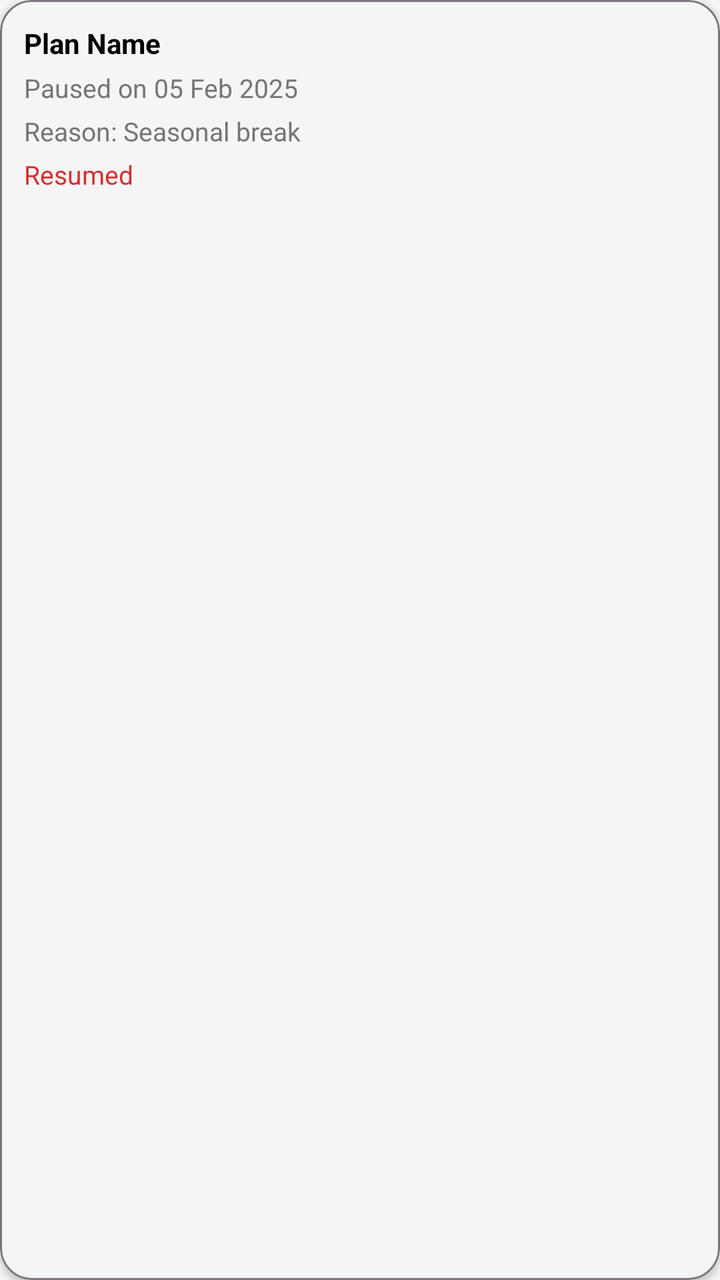
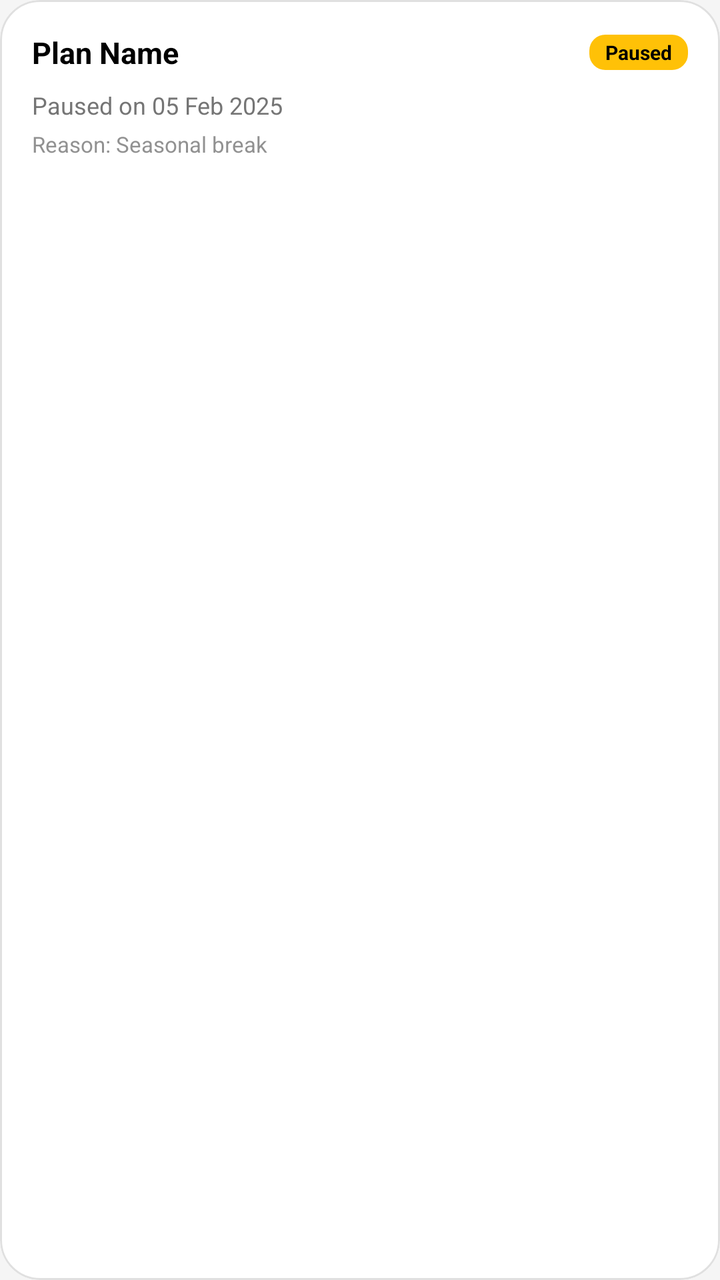

Screens rendered from an Android XML layout before and after an edit, with the pre-edit source and the edit as a unified diff.
<!-- AndroidManifest.xml: application theme Theme.SVDAgency -->
<!-- res/layout/user_subscription_pause_item.xml -->
<?xml version="1.0" encoding="utf-8"?>
<com.google.android.material.card.MaterialCardView xmlns:android="http://schemas.android.com/apk/res/android"
    xmlns:app="http://schemas.android.com/apk/res-auto"
    android:layout_width="match_parent"
    android:layout_height="wrap_content"
    android:layout_marginBottom="@dimen/spacing_small"
    app:cardElevation="2dp"
    app:cardCornerRadius="16dp"
    app:strokeColor="?attr/colorOutline"
    app:strokeWidth="1dp"
    app:cardBackgroundColor="?attr/colorSurfaceVariant">

    <LinearLayout
        android:layout_width="match_parent"
        android:layout_height="wrap_content"
        android:orientation="vertical"
        android:padding="@dimen/spacing_medium">

        <TextView
            android:id="@+id/tvPausePlan"
            android:layout_width="wrap_content"
            android:layout_height="wrap_content"
            android:text="Plan Name"
            android:textColor="?attr/colorOnSurface"
            android:textStyle="bold"
            android:textSize="@dimen/text_size_medium" />

        <TextView
            android:id="@+id/tvPauseDates"
            android:layout_width="wrap_content"
            android:layout_height="wrap_content"
            android:text="Paused on 05 Feb 2025"
            android:textColor="?attr/colorOnSurfaceVariant"
            android:textSize="@dimen/text_size_small"
            android:layout_marginTop="@dimen/spacing_tiny" />

        <TextView
            android:id="@+id/tvPauseReason"
            android:layout_width="match_parent"
            android:layout_height="wrap_content"
            android:text="Reason: Seasonal break"
            android:textColor="?attr/colorOnSurfaceVariant"
            android:textSize="@dimen/text_size_small"
            android:layout_marginTop="@dimen/spacing_tiny" />

        <TextView
            android:id="@+id/tvPauseStatus"
            android:layout_width="wrap_content"
            android:layout_height="wrap_content"
            android:text="Resumed"
            android:textColor="?attr/colorPrimary"
            android:textSize="@dimen/text_size_small"
            android:layout_marginTop="@dimen/spacing_tiny" />

    </LinearLayout>
</com.google.android.material.card.MaterialCardView>
<!-- resources referenced by this layout -->
<resources>
  <dimen name="spacing_medium">12dp</dimen>
  <dimen name="spacing_small">8dp</dimen>
  <dimen name="spacing_tiny">4dp</dimen>
  <dimen name="text_size_medium">14sp</dimen>
  <dimen name="text_size_small">13sp</dimen>
  <style name="Theme.SVDAgency" parent="Theme.Material3.Light.NoActionBar">
          
          <item name="colorPrimary">@color/brand_red</item>
          <item name="colorOnPrimary">@color/white</item>
          <item name="colorPrimaryContainer">@color/brand_red_dark</item>
          <item name="colorOnPrimaryContainer">@color/white</item>
  
          
          <item name="colorSecondary">@color/colorAccent</item>
          <item name="colorOnSecondary">@color/white</item>
          <item name="colorSecondaryContainer">@color/white</item>
          <item name="colorOnSecondaryContainer">@color/black</item>
  
          <item name="colorSurface">@color/surface_background</item>
          <item name="colorOnSurface">@color/textColorPrimary</item>
          <item name="colorSurfaceVariant">@color/surface_variant</item>
          <item name="colorOnSurfaceVariant">@color/textColorSecondary</item>
          <item name="colorBackground">@color/window_background</item>
  
          <item name="colorSurfaceContainer">@color/surface_background</item>
          <item name="colorSurfaceContainerHigh">@color/surface_background</item>
          <item name="colorSurfaceContainerHighest">@color/surface_background</item>
          <item name="colorSurfaceContainerLow">@color/surface_background</item>
          <item name="colorSurfaceContainerLowest">@color/surface_background</item>
  
          
          <item name="android:statusBarColor">@color/brand_red</item>
          <item name="android:windowLightStatusBar" tools:targetApi="m">false</item>
  
          
          <item name="android:windowBackground">@color/window_background</item>
  
          
          <item name="materialCardViewStyle">@style/Widget.App.CardView</item>
  
          
          <item name="navigationViewStyle">@style/Widget.App.NavigationView</item>
  
          
          <item name="bottomNavigationStyle">@style/Widget.App.BottomNavigationView</item>
      </style>
  <color name="brand_red">#D32F2F</color>
  <color name="white">#FFFFFFFF</color>
  <color name="brand_red_dark">#B71C1C</color>
  <color name="colorAccent">#FF5252</color>
  <color name="black">#FF000000</color>
  <color name="surface_background">#FFFFFF</color>
  <color name="textColorPrimary">#000000</color>
  <color name="surface_variant">#F5F5F5</color>
  <color name="textColorSecondary">#757575</color>
  <color name="window_background">#F5F5F5</color>
  <style name="Widget.App.BottomNavigationView" parent="Widget.Material3.BottomNavigationView">
          <item name="backgroundTint">@color/surface_background</item>
          <item name="itemTextColor">@color/textColorSecondary</item>
          <item name="itemIconTint">@color/textColorSecondary</item>
      </style>
  <color name="card_background">#FFFFFF</color>
  <color name="card_stroke_color">#E0E0E0</color>
  <color name="drawer_background">#FFFFFF</color>
  <!-- unchanged entries left out for length: 2 -->
</resources>

<!-- the commit's change to res/layout/user_subscription_pause_item.xml (unified diff, before → after) -->
@@ -3,54 +3,68 @@
     xmlns:app="http://schemas.android.com/apk/res-auto"
     android:layout_width="match_parent"
     android:layout_height="wrap_content"
-    android:layout_marginBottom="@dimen/spacing_small"
-    app:cardElevation="2dp"
-    app:cardCornerRadius="16dp"
-    app:strokeColor="?attr/colorOutline"
-    app:strokeWidth="1dp"
-    app:cardBackgroundColor="?attr/colorSurfaceVariant">
+    android:layout_marginBottom="@dimen/spacing_medium"
+    app:cardBackgroundColor="@color/card_background"
+    app:cardCornerRadius="20dp"
+    app:cardElevation="0dp"
+    app:strokeColor="@color/card_stroke_color"
+    app:strokeWidth="1dp">
 
     <LinearLayout
         android:layout_width="match_parent"
         android:layout_height="wrap_content"
         android:orientation="vertical"
-        android:padding="@dimen/spacing_medium">
+        android:padding="@dimen/spacing_large">
 
-        <TextView
-            android:id="@+id/tvPausePlan"
-            android:layout_width="wrap_content"
+        <LinearLayout
+            android:layout_width="match_parent"
             android:layout_height="wrap_content"
-            android:text="Plan Name"
-            android:textColor="?attr/colorOnSurface"
-            android:textStyle="bold"
-            android:textSize="@dimen/text_size_medium" />
+            android:orientation="horizontal"
+            android:gravity="center_vertical">
+
+            <TextView
+                android:id="@+id/tvPausePlan"
+                android:layout_width="0dp"
+                android:layout_height="wrap_content"
+                android:layout_weight="1"
+                android:text="Plan Name"
+                android:textColor="@color/text_primary"
+                android:textStyle="bold"
+                android:textSize="@dimen/text_size_body" />
+
+            <TextView
+                android:id="@+id/tvPauseStatus"
+                android:layout_width="wrap_content"
+                android:layout_height="wrap_content"
+                android:paddingStart="@dimen/spacing_small"
+                android:paddingEnd="@dimen/spacing_small"
+                android:paddingTop="2dp"
+                android:paddingBottom="2dp"
+                android:background="@drawable/bg_status_yellow"
+                android:text="Paused"
+                android:textColor="@color/black"
+                android:textSize="10sp"
+                android:textStyle="bold" />
+        </LinearLayout>
 
         <TextView
             android:id="@+id/tvPauseDates"
             android:layout_width="wrap_content"
             android:layout_height="wrap_content"
+            android:layout_marginTop="@dimen/spacing_small"
             android:text="Paused on 05 Feb 2025"
-            android:textColor="?attr/colorOnSurfaceVariant"
-            android:textSize="@dimen/text_size_small"
-            android:layout_marginTop="@dimen/spacing_tiny" />
+            android:textColor="@color/text_secondary"
+            android:textSize="@dimen/text_size_body_small" />
 
         <TextView
             android:id="@+id/tvPauseReason"
             android:layout_width="match_parent"
             android:layout_height="wrap_content"
+            android:layout_marginTop="4dp"
             android:text="Reason: Seasonal break"
-            android:textColor="?attr/colorOnSurfaceVariant"
-            android:textSize="@dimen/text_size_small"
-            android:layout_marginTop="@dimen/spacing_tiny" />
-
-        <TextView
-            android:id="@+id/tvPauseStatus"
-            android:layout_width="wrap_content"
-            android:layout_height="wrap_content"
-            android:text="Resumed"
-            android:textColor="?attr/colorPrimary"
-            android:textSize="@dimen/text_size_small"
-            android:layout_marginTop="@dimen/spacing_tiny" />
+            android:textColor="@color/text_secondary"
+            android:textSize="@dimen/text_size_caption"
+            android:alpha="0.8" />
 
     </LinearLayout>
 </com.google.android.material.card.MaterialCardView>
<!-- resource entries referenced after the edit -->
@@ -2,9 +2,14 @@
 <resources>
   <dimen name="spacing_medium">12dp</dimen>
   <dimen name="spacing_small">8dp</dimen>
-  <dimen name="spacing_tiny">4dp</dimen>
-  <dimen name="text_size_medium">14sp</dimen>
-  <dimen name="text_size_small">13sp</dimen>
+  <dimen name="text_size_body">15sp</dimen>
+  <dimen name="text_size_body_small">12sp</dimen>
+  <dimen name="text_size_caption">11sp</dimen>
+  <!-- drawable bg_status_yellow (drawable) -->
+  <shape xmlns:android="http://schemas.android.com/apk/res/android">
+      <solid android:color="#FFC107"/>
+      <corners android:radius="8dp"/>
+  </shape>
   <style name="Theme.SVDAgency" parent="Theme.Material3.Light.NoActionBar">
           
           <item name="colorPrimary">@color/brand_red</item>
@@ -45,6 +50,9 @@
   
           
           <item name="bottomNavigationStyle">@style/Widget.App.BottomNavigationView</item>
+  
+          
+          <item name="materialAlertDialogTheme">@style/ThemeOverlay.App.MaterialAlertDialog</item>
       </style>
   <color name="brand_red">#D32F2F</color>
   <color name="white">#FFFFFFFF</color>
@@ -61,8 +69,16 @@
           <item name="itemTextColor">@color/textColorSecondary</item>
           <item name="itemIconTint">@color/textColorSecondary</item>
       </style>
+  <style name="ThemeOverlay.App.MaterialAlertDialog" parent="ThemeOverlay.Material3.MaterialAlertDialog">
+          <item name="colorSurface">@color/surface_background</item>
+          
+          <item name="android:windowBackground">@android:color/transparent</item>
+      </style>
   <color name="card_background">#FFFFFF</color>
   <color name="card_stroke_color">#E0E0E0</color>
+  <color name="text_primary">#000000</color>
+  <color name="text_secondary">#757575</color>
+  <dimen name="spacing_large">16dp</dimen>
   <color name="drawer_background">#FFFFFF</color>
   <!-- unchanged entries left out for length: 2 -->
 </resources>
